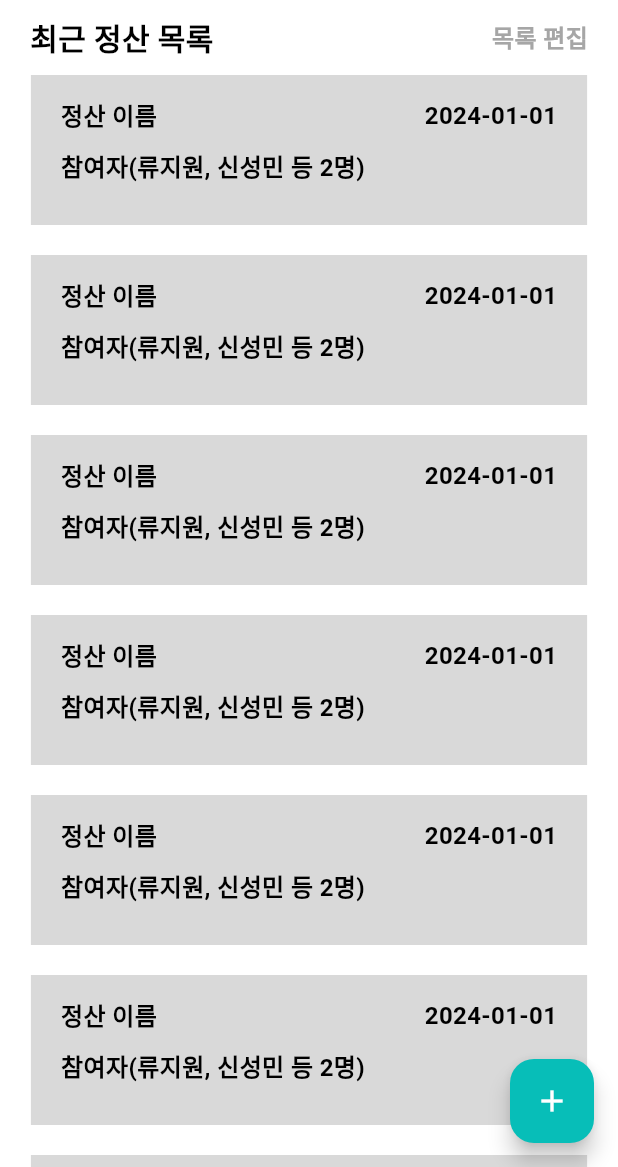
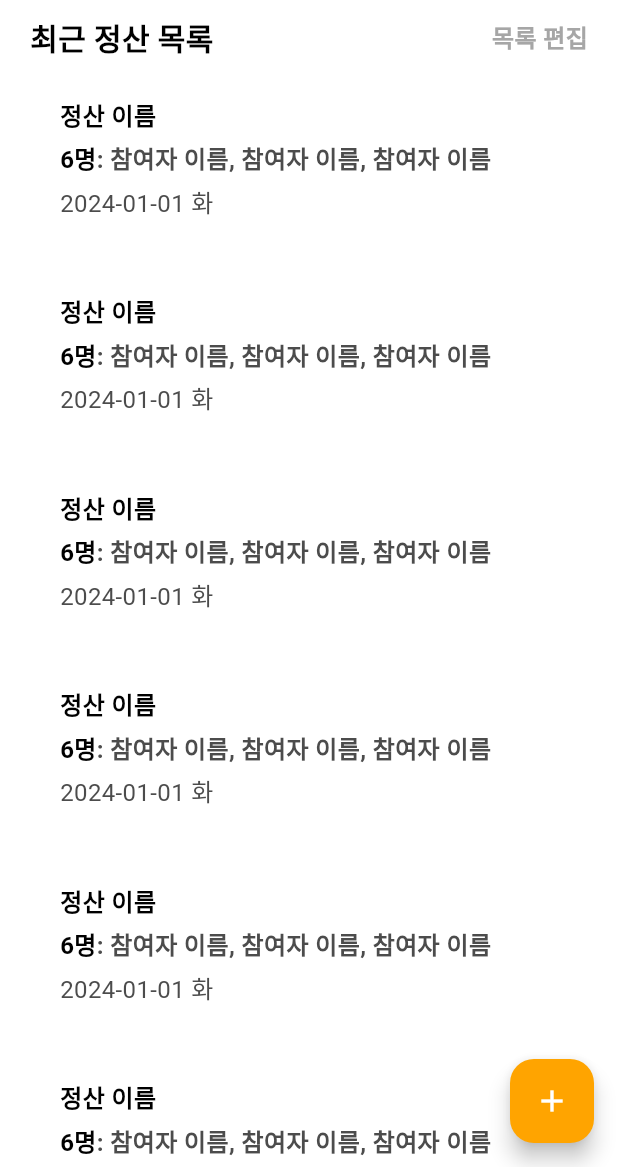
Before and after one commit to UmWooNeAh/Yemon, a Flutter app: the screen it shows after launch, on a phone screen of 412 x 824 dp, the part 69-1236 px from its top. Run offline on Flutter 3.47's test engine with Material 3 defaults, Android fonts, the phone set to English and light mode, and no system bars; our stand-ins replace flutter_inset_box_shadow, flutter_riverpod, go_router, sqflite; accounts and stored records are empty.

Commit message:
Design : SettlementListPage
디자인 다소 변경

```diff
--- a/lib/View/settlement_list_page.dart
+++ b/lib/View/settlement_list_page.dart
@@ -1,7 +1,10 @@
-import 'package:flutter/material.dart';
+import 'package:flutter/material.dart' hide BoxShadow, BoxDecoration;
 import 'package:flutter_riverpod/flutter_riverpod.dart';
 import 'package:go_router/go_router.dart';
-
+import 'package:sqlite_test/ViewModel/mainviewmodel.dart';
+import 'package:flutter_inset_box_shadow/flutter_inset_box_shadow.dart';
+import 'package:sqlite_test/theme.dart';
+import '../theme.dart';
 import '../ViewModel/mainviewmodel.dart';
 import '../theme.dart';
 
@@ -9,6 +12,7 @@ int size = 10;
 
 class EditManagement extends ChangeNotifier{
   bool isEdit = false;
+  bool isAllSelect = false;
   List<bool> isSelected = List.generate(size, (index) => false);
 
   void toggleEdit(){
@@ -19,6 +23,12 @@ class EditManagement extends ChangeNotifier{
 
   void toggleSelect(int index){
     isSelected[index] = !isSelected[index];
+    notifyListeners();
+  }
+
+  void toggleAllSelect(){
+    isAllSelect = !isAllSelect;
+    isSelected = List.generate(size, (index) => isAllSelect);
     notifyListeners();
   }
 
@@ -75,7 +85,34 @@ class _SettlementListPageState extends ConsumerState<SettlementListPage> {
               children: [
                 Container(
                   margin: const EdgeInsets.only(left: 20),
-                  child: const Text("최근 정산 목록",
+                  child: editManagement.isEdit ? Row(
+                    children: [
+                      Column(
+                        children: [
+                          Transform.scale(
+                            scale: 1.6,
+                            child: Checkbox(
+                              value: editManagement.isAllSelect,
+                              onChanged: (value){
+                                editManagement.toggleAllSelect();
+                              },
+                              shape: RoundedRectangleBorder(
+                                borderRadius: BorderRadius.circular(10),
+                              ),
+                            ),
+                          ),
+                          Text("전체")
+                        ],
+                      ),
+                      Text("${editManagement.isSelected.where((element) => element == true).length}개 선택됨",
+                        style: TextStyle(
+                          fontSize: 16,
+                          fontWeight: FontWeight.w600,
+                          color: basic[3],
+                        ),
+                      )
+                    ],
+                  ): const Text("최근 정산 목록",
                     style: TextStyle(
                       fontSize: 20,
                       fontWeight: FontWeight.w600,
@@ -107,23 +144,45 @@ class _SettlementListPageState extends ConsumerState<SettlementListPage> {
               ),
             ),
             AnimatedContainer(
-              color: basic[1],
               duration: Duration(milliseconds: 150),
               width: sizes.width,
               height: editManagement.isEdit && editManagement.isSelected.contains(true) ? 80 : 0,
+                decoration: BoxDecoration(
+                  color: basic[1],
+                  boxShadow: [
+                    BoxShadow(
+                      color: Colors.white,
+                      inset: true,
+                      blurRadius: 5,
+                      spreadRadius: -5,
+                      offset: const Offset(0, -5),
+                    ),
+                    BoxShadow(
+                      color: Colors.white,
+                      inset: true,
+                      blurRadius: 5,
+                      spreadRadius: -5,
+                      offset: const Offset(0, 5),
+                    ),
+
+                  ],
+                ),
               child: InkWell(
                 onTap:(){
                 },
                 child: editManagement.checkMultipleSelect() ? Container(
                   margin: const EdgeInsets.only(left: 40, right: 40, top: 10, bottom:10),
-                  color: basic[2],
-                  child: const Center(
-                      child: Text("삭제",
+                  child: Column(
+                    mainAxisAlignment: MainAxisAlignment.center,
+                    children: [
+                      Icon(Icons.delete),
+                      Text("삭제",
                         style: TextStyle(
-                          fontSize: 18,
+                          fontSize: 12,
                           fontWeight: FontWeight.w700,
                         ),
                   ),
+                    ],
                   ),
                 ) :
                 Row(
@@ -199,7 +258,7 @@ class _SettlementListPageState extends ConsumerState<SettlementListPage> {
           onPressed: (){
             context.push('/SettlementManagementPage');
           },
-          backgroundColor: basic[5],
+          backgroundColor: basic[6],
           child: const Icon(Icons.add),
         ),
       ),
@@ -220,61 +279,76 @@ class _SingleSettlementState extends ConsumerState<SingleSettlement> {
   Widget build(BuildContext context) {
     final editManagement = ref.watch(editManagementProvider);
     final size = MediaQuery.of(context).size;
-    return Stack(
+    return Column(
+      children: [
+        Stack(
           children: [
             InkWell(
               onTap:(){
-
+                if(editManagement.isEdit) {
+                  editManagement.toggleSelect(widget.index);
+                } else {
+                  context.push('/SettlementInformation');
+                }
               },
               onLongPress: (){
+                if(!editManagement.isEdit) {
                   editManagement.toggleEdit();
+                }
                 editManagement.toggleSelect(widget.index);
               },
               child: AnimatedContainer(
                 duration: const Duration(milliseconds: 300),
                 width: size.width * 0.9,
-            height: 100,
-            margin: EdgeInsets.only(left: editManagement.isEdit ? 60 : 20, right: 20, top:10, bottom: 10),
-            color: basic[1],
-            child: Container(
-              margin: const EdgeInsets.only(left: 20, right: 20, top: 15),
+                height: 80,
+                margin: EdgeInsets.only(left: editManagement.isEdit ? 80 : 40, right: 40, top:25, bottom: 10),
                 child: Column(
                   crossAxisAlignment: CrossAxisAlignment.start,
                   children: [
-                  const Row(
-                      mainAxisAlignment: MainAxisAlignment.spaceBetween,
+                    Text("정산 이름",
+                      style: TextStyle(
+                        fontSize: 16,
+                        fontWeight: FontWeight.w700,
+                      ),
+                    ),
+                    Container(
+                      margin: const EdgeInsets.only(top: 5,bottom: 5),
+                      child: Text.rich(
+                        TextSpan(
                           children: [
-                        Text("정산 이름",
+                            TextSpan(
+                              text: "6명",
                               style: TextStyle(
                                 fontSize: 16,
                                 fontWeight: FontWeight.w600,
                               ),
                             ),
-                        Text("2024-01-01",
+                            TextSpan(
+                              text: ": 참여자 이름, 참여자 이름, 참여자 이름",
                               style: TextStyle(
                                 fontSize: 16,
                                 fontWeight: FontWeight.w600,
+                                color: basic[3],
                               ),
+                            ),
+                          ]
                         )
-                      ],
                       ),
-                  Container(
-                    margin: const EdgeInsets.only(top: 10),
-                    child: const Text("참여자(류지원, 신성민 등 2명)",
+                      ),
+                    Text("2024-01-01 화",
                       style: TextStyle(
                         fontSize: 16,
-                        fontWeight: FontWeight.w600,
-                      ),
+                        fontWeight: FontWeight.w400,
+                        color: basic[3]
                       ),
                     ),
                   ],
                 ),
               ),
             ),
-        ),
             editManagement.isEdit ?
             Positioned(
-          top: 35, left: 5,
+              top: 40, left: 20,
               child: Transform.scale(
                 scale: 1.6,
                 child: Checkbox(
@@ -285,14 +359,22 @@ class _SingleSettlementState extends ConsumerState<SingleSettlement> {
                   shape: RoundedRectangleBorder(
                     borderRadius: BorderRadius.circular(10),
                   ),
-              fillColor: MaterialStateProperty.all(basic[1]),
                   checkColor: Colors.white,
+                  activeColor: basic[6],
                   side: BorderSide(color: basic[1]),
                 ),
               ),
             ) :
             const SizedBox.shrink(),
           ],
+        ),
+        Container(
+          margin: const EdgeInsets.only(left: 20, right: 20),
+          child: Divider(
+            thickness: 2,
+          ),
+        ),
+      ],
     );
   }
 }
--- a/lib/theme.dart
+++ b/lib/theme.dart
@@ -1,3 +1,3 @@
 import 'dart:ui';
 
-List<dynamic> basic = [Color(0xFFFFFFFF), Color(0xFFD9D9D9), Color(0xFFA6A6A6),Color(0xFF4C4C4C), Color(0xFFFE5F55), Color(0xFF07BEB8),];
+List<dynamic> basic = [Color(0xFFFFFFFF), Color(0xFFD9D9D9), Color(0xFFA6A6A6),Color(0xFF4C4C4C), Color(0xFFFE5F55), Color(0xFF07BEB8),Color(0xFFFFA400)];
```
Also changed, not shown: pubspec.lock. Lines whose indentation alone changed are shown as unchanged.
